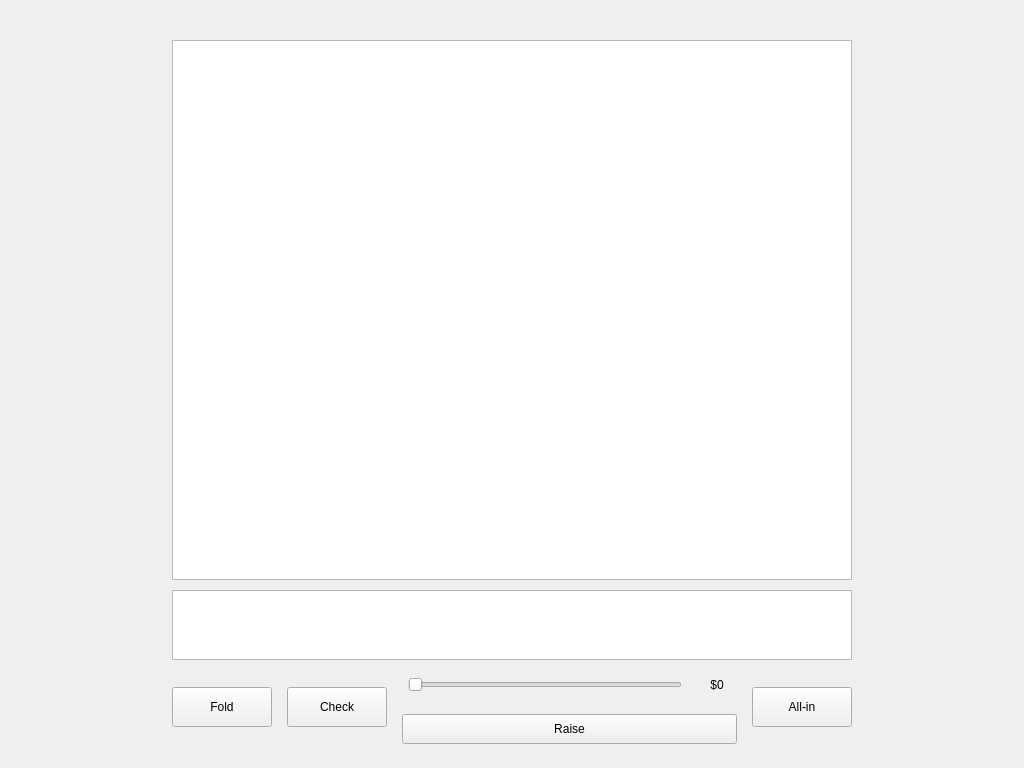
Before: the Qt Designer form window_form.ui in SoczuKS/Python_Project, drawn with Qt 5.
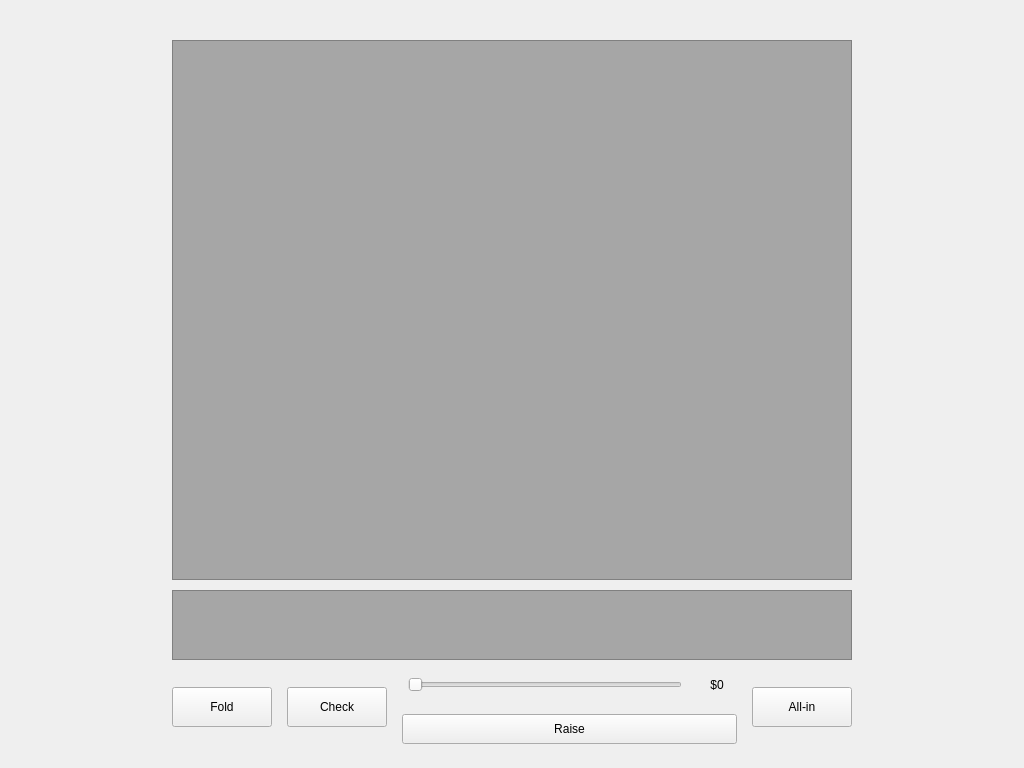
After: the same form once the commit is applied.

Patch:
```diff
--- a/window_form.ui
+++ b/window_form.ui
@@ -13,6 +13,9 @@
   <property name="windowTitle">
    <string>Texas Holdem Poker</string>
   </property>
+  <property name="autoFillBackground">
+   <bool>false</bool>
+  </property>
   <widget class="QWidget" name="horizontalLayoutWidget">
    <property name="geometry">
     <rect>
@@ -150,6 +153,10 @@
      <pointsize>12</pointsize>
     </font>
    </property>
+   <property name="styleSheet">
+    <string notr="true">background-color: rgb(166, 166, 166);
+color: rgb(0, 0, 0);</string>
+   </property>
    <property name="editTriggers">
     <set>QAbstractItemView::EditTrigger::NoEditTriggers</set>
    </property>
@@ -163,6 +170,10 @@
      <height>70</height>
     </rect>
    </property>
+   <property name="styleSheet">
+    <string notr="true">background-color: rgb(166, 166, 166);
+color: rgb(0, 0, 0);</string>
+   </property>
    <property name="editTriggers">
     <set>QAbstractItemView::EditTrigger::NoEditTriggers</set>
    </property>
```
Left out of the diff: 6 changed lines with no effect on the pictures.
